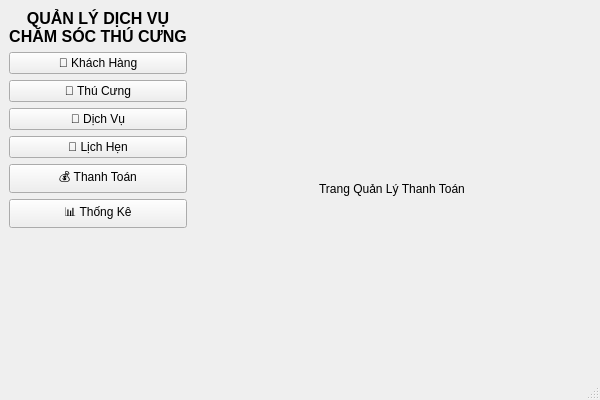
Qt form NHOM8QLTC/main_window.ui (Huypp11/Nhom8.QLDV-chamsocthucung-) before a commit.
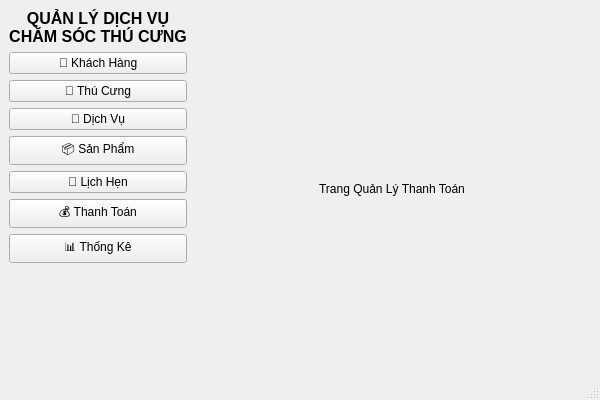
The same form after that commit.

What changed in the file:
```diff
--- a/NHOM8QLTC/main_window.ui
+++ b/NHOM8QLTC/main_window.ui
@@ -62,6 +62,13 @@
         </property>
        </widget>
       </item>
+      <item>
+       <widget class="QPushButton" name="btn_product">
+        <property name="text">
+         <string>📦 Sản Phẩm</string>
+        </property>
+       </widget>
+      </item>
       <item>
        <widget class="QPushButton" name="btn_appointment">
         <property name="text">
```
